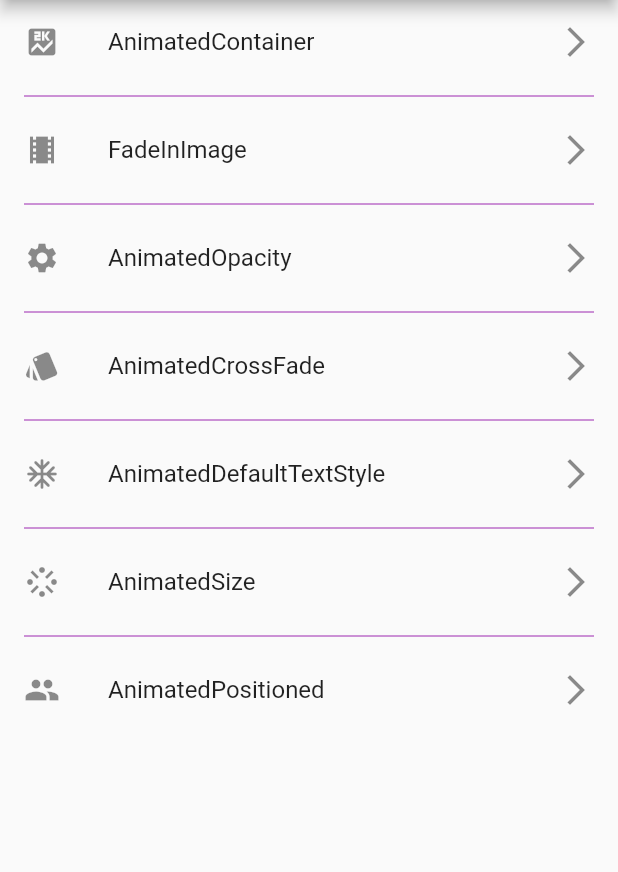
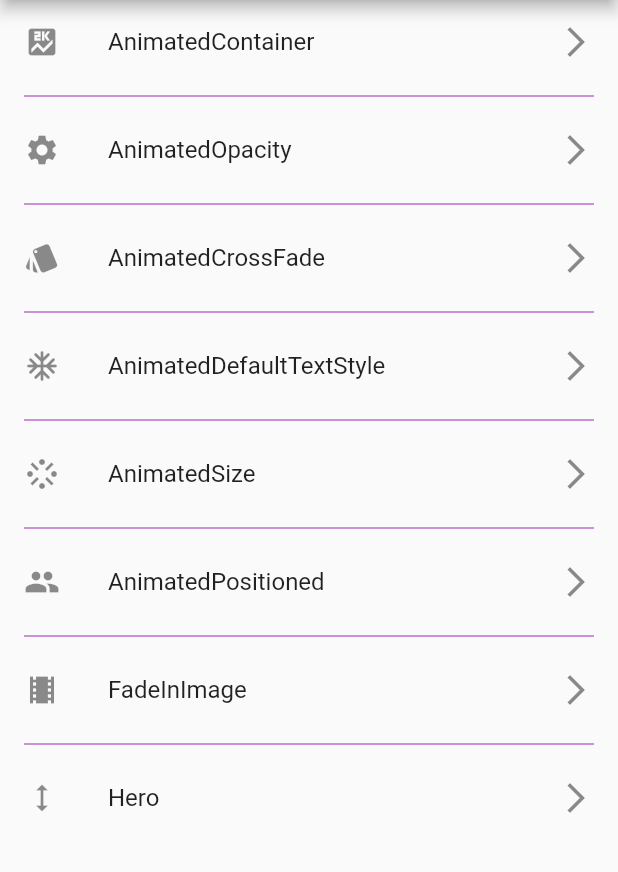
Before and after one commit to YannMancel/animator, a Flutter app: the screen it shows after launch, on a phone screen of 412 x 824 dp, the part 84-956 px from its top. Run offline on Flutter 3.47's test engine with Material 2 defaults, Android fonts, the phone set to English and light mode, and no system bars.

Commit message:
Add hero.dart

```diff
--- a/lib/data_layer/data.dart
+++ b/lib/data_layer/data.dart
@@ -6,6 +6,7 @@ import 'package:animator/ui_layer/animations/animated_opacity.dart';
 import 'package:animator/ui_layer/animations/animated_positioned.dart';
 import 'package:animator/ui_layer/animations/animated_size.dart';
 import 'package:animator/ui_layer/animations/fade_in_image.dart';
+import 'package:animator/ui_layer/animations/hero.dart';
 import 'package:flutter/material.dart';
 
 // -- Animations --
@@ -15,10 +16,6 @@ final animations = <Section>[
       title: "AnimatedContainer",
       icon: Icons.score,
       destination: AnimatedContainerWidget()),
-  Section(
-      title: "FadeInImage",
-      icon: Icons.local_movies,
-      destination: FadeInImageWidget()),
   Section(
       title: "AnimatedOpacity",
       icon: Icons.settings,
@@ -39,8 +36,25 @@ final animations = <Section>[
       title: "AnimatedPositioned",
       icon: Icons.group,
       destination: AnimatedPositionedWidget()),
+  Section(
+      title: "FadeInImage",
+      icon: Icons.local_movies,
+      destination: FadeInImageWidget()),
+  Section(
+      title: "Hero",
+      icon: Icons.height,
+      destination: HeroWidget()),
 ];
 
 // -- Images --
 
 const imageFlutter = "images/flutter_logo.png";
+
+const images = <String>[
+  'images/Greek Cities/Athens.jpg',
+  'images/Greek Cities/Corfou.jpg',
+  'images/Greek Cities/Delphi.jpg',
+  'images/Greek Cities/Meteores.jpg',
+  'images/Greek Cities/Santorin.jpg',
+  'images/Greek Cities/Sounion.jpg'
+];
--- a/lib/ui_layer/animations/animated_positioned.dart
+++ b/lib/ui_layer/animations/animated_positioned.dart
@@ -7,8 +7,7 @@ class AnimatedPositionedWidget extends StatefulWidget {
 }
 
 /// A [State] of [AnimatedPositionedWidget] subclass.
-class _AnimatedPositionedWidgetState extends State<AnimatedPositionedWidget>
-                               with SingleTickerProviderStateMixin {
+class _AnimatedPositionedWidgetState extends State<AnimatedPositionedWidget> {
 
   // FIELDS --------------------------------------------------------------------
 
--- a/lib/ui_layer/pages/home_page.dart
+++ b/lib/ui_layer/pages/home_page.dart
@@ -24,7 +24,7 @@ class _HomePageState extends State<HomePage> {
     return Scaffold(
         appBar: AppBar(
             leading: Container(
-                margin: EdgeInsets.all(5.0),
+                margin: const EdgeInsets.all(5.0),
                 decoration: BoxDecoration(
                     color: Colors.white,
                     borderRadius: BorderRadius.circular(50.0)),
@@ -43,7 +43,7 @@ class _HomePageState extends State<HomePage> {
   }
 
   Widget _getDivider() {
-    return Divider(
+    return const Divider(
       color: Colors.purple,
       indent: 16.0,
       endIndent: 16.0);
```
Also changed, not shown: lib/ui_layer/animations/hero.dart (added, +56 -0 lines).
